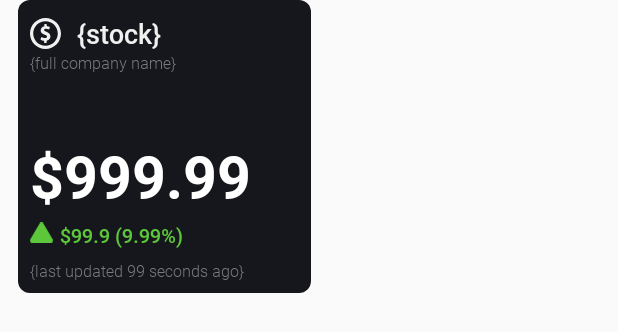
After one commit to fearlessHonn/Woke, an Android app: the layout stock_widget_square.xml on its own in the app's theme, with its tools: preview values and no code run, on a phone screen of 412 x 824 dp. The commit adds this screen. Shown: the top 332 px of the screen. Run offline under Robolectric (Android 15) with nearby library versions, the phone set to English and light mode, and no system bars.

Commit message:
Added first version of stock square

```diff
--- a/app/src/main/java/de/honn/alarm/Stock.kt
+++ b/app/src/main/java/de/honn/alarm/Stock.kt
@@ -11,7 +11,7 @@ import kotlinx.coroutines.async
 import kotlin.math.round
 import kotlin.math.roundToInt
 
-class Stock(private var symbol: String) {   // TODO: Check if symbol is correct/available
+class  Stock(private var symbol: String) {   // TODO: Check if symbol is correct/available
 
     private var apiClient: DefaultApi = DefaultApi()
     private lateinit var profile: CompanyProfile2
--- a/app/src/main/java/de/honn/alarm/Widget.kt
+++ b/app/src/main/java/de/honn/alarm/Widget.kt
@@ -10,10 +10,11 @@ open class Widget(
     val format: Int,
     val apiValue: String,
     val type: String,
+    private val baseLayout: Int,
     open val position: Int = -1,
     open val title: String = ""
 ) {
-    val lv: View = inflater.inflate(R.layout.weather_widget_wide, null)
+    val lv: View = inflater.inflate(baseLayout, null)
 
     fun delete() {
         GridHandler.updateMap(this.format, this.position, GridHandler.DEL)
--- /dev/null
+++ b/app/src/main/res/drawable/money_icon.xml
@@ -0,0 +1,13 @@
+<?xml version="1.0" encoding="utf-8"?>
+<vector xmlns:android="http://schemas.android.com/apk/res/android"
+    android:width="15dp"
+    android:height="15dp"
+    android:viewportWidth="15"
+    android:viewportHeight="15">
+    <path
+        android:fillColor="#F0F0F0"
+        android:pathData="M7.5 0C3.37 0 0 3.37 0 7.5S3.37 15 7.5 15S15 11.63 15 7.5S11.63 0 7.5 0zm0 13.45c-3.28 0-5.95-2.67-5.95-5.95c0-3.28 2.67-5.95 5.95-5.95c3.28 0 5.95 2.67 5.95 5.95c0 3.28-2.67 5.95-5.95 5.95z"/>
+    <path
+        android:fillColor="#F0F0F0"
+        android:pathData="M8.78 7.08c-0.36-0.2-0.75-0.35-1.13-0.51c-0.22-0.09-0.43-0.2-0.61-0.35c-0.37-0.3-0.3-0.77 0.13-0.95c0.12-0.06 0.25-0.08 0.38-0.08c0.5-0.03 0.97 0.06 1.42 0.28c0.22 0.1 0.3 0.07 0.37-0.16l0.22-0.74c0.05-0.17 0-0.28-0.17-0.35C9.11 4.09 8.81 4 8.5 3.95C8.1 3.9 8.1 3.9 8.1 3.48c0-0.58 0-0.58-0.58-0.58H7.26C6.99 2.91 6.94 2.96 6.93 3.23v0.36c0 0.36 0 0.36-0.35 0.48c-0.83 0.3-1.35 0.88-1.4 1.8C5.11 6.66 5.53 7.2 6.2 7.6c0.4 0.25 0.86 0.4 1.3 0.58c0.16 0.08 0.32 0.17 0.46 0.28C8.4 8.82 8.32 9.4 7.82 9.61C7.55 9.72 7.27 9.75 6.99 9.7C6.55 9.67 6.12 9.56 5.72 9.35C5.5 9.22 5.42 9.24 5.34 9.5l-0.19 0.66c-0.08 0.3-0.05 0.37 0.24 0.5c0.36 0.18 0.74 0.27 1.14 0.34c0.3 0.05 0.32 0.06 0.32 0.38v0.43c0 0.18 0.1 0.29 0.28 0.3h0.64c0.18-0.01 0.27-0.1 0.27-0.28v-0.6c0-0.2 0.08-0.3 0.28-0.36c0.44-0.12 0.82-0.36 1.12-0.71c0.8-1 0.5-2.44-0.66-3.08z"/>
+</vector>
--- /dev/null
+++ b/app/src/main/res/drawable/triangle_up.xml
@@ -0,0 +1,10 @@
+<?xml version="1.0" encoding="utf-8"?>
+<vector xmlns:android="http://schemas.android.com/apk/res/android"
+    android:width="16dp"
+    android:height="14dp"
+    android:viewportWidth="16"
+    android:viewportHeight="14">
+    <path
+        android:fillColor="#5CC73B"
+        android:pathData="M6.7 0.74L0.2 11.68C0.08 11.91 0 12.18 0 12.45s0.07 0.53 0.2 0.77c0.13 0.23 0.32 0.43 0.55 0.57c0.24 0.13 0.5 0.2 0.76 0.21H14.5c0.26 0 0.52-0.08 0.76-0.21c0.23-0.14 0.42-0.34 0.55-0.57c0.13-0.24 0.2-0.5 0.2-0.77s-0.07-0.54-0.2-0.77L9.3 0.74C9.18 0.52 8.99 0.33 8.76 0.2C8.52 0.07 8.26 0 8 0S7.48 0.07 7.25 0.2C7.02 0.33 6.83 0.52 6.69 0.74z"/>
+</vector>
--- /dev/null
+++ b/app/src/main/res/layout/stock_widget_square.xml
@@ -0,0 +1,109 @@
+<?xml version="1.0" encoding="utf-8"?>
+<androidx.constraintlayout.widget.ConstraintLayout xmlns:android="http://schemas.android.com/apk/res/android"
+    xmlns:app="http://schemas.android.com/apk/res-auto"
+    android:layout_width="match_parent"
+    android:layout_height="match_parent">
+
+    <View
+        android:id="@+id/stockBackground"
+        android:layout_width="@dimen/_150sdp"
+        android:layout_height="@dimen/_150sdp"
+        android:layout_marginStart="@dimen/_9sdp"
+        android:background="@drawable/weather_widget_wide"
+        app:layout_constraintDimensionRatio="1:1"
+        app:layout_constraintStart_toStartOf="parent"
+        app:layout_constraintTop_toTopOf="parent" />
+
+
+    <ImageView
+        android:id="@+id/moneyIcon"
+        android:layout_width="@dimen/_16sdp"
+        android:layout_height="@dimen/_16sdp"
+        android:layout_marginStart="@dimen/_6sdp"
+        android:layout_marginTop="@dimen/_9sdp"
+        android:src="@drawable/money_icon"
+        app:layout_constraintStart_toStartOf="@id/stockBackground"
+        app:layout_constraintTop_toTopOf="@id/stockBackground"
+        app:tint="#F0F0F0" />
+
+    <TextView
+        android:id="@+id/stockText"
+        android:layout_width="wrap_content"
+        android:layout_height="wrap_content"
+        android:layout_marginStart="@dimen/_8sdp"
+        android:fontFamily="@font/roboto_medium"
+        android:text="{stock}"
+        android:textColor="#F0F0F0"
+        android:textSize="@dimen/_14ssp"
+        app:layout_constraintBottom_toBottomOf="@+id/moneyIcon"
+        app:layout_constraintStart_toEndOf="@+id/moneyIcon"
+        app:layout_constraintTop_toTopOf="@+id/moneyIcon" />
+
+    <TextView
+        android:id="@+id/fullCompanyName"
+        android:layout_width="wrap_content"
+        android:layout_height="wrap_content"
+        android:fontFamily="@font/roboto_light"
+        android:text="{full company name}"
+        android:textColor="#797B7D"
+        android:textSize="@dimen/_8ssp"
+        app:layout_constraintStart_toStartOf="@+id/moneyIcon"
+        app:layout_constraintTop_toBottomOf="@+id/stockText" />
+
+    <TextView
+        android:id="@+id/currentPrice"
+        android:layout_width="wrap_content"
+        android:layout_height="wrap_content"
+        android:layout_marginTop="56dp"
+        android:fontFamily="@font/roboto_bold"
+        android:text="$999.99"
+        android:textColor="#FFFFFF"
+        android:textSize="@dimen/_30ssp"
+        app:layout_constraintStart_toStartOf="@+id/moneyIcon"
+        app:layout_constraintTop_toBottomOf="@+id/stockText" />
+
+    <ImageView
+        android:id="@+id/graph"
+        android:layout_width="@dimen/_130sdp"
+        android:layout_height="@dimen/_30sdp"
+        app:layout_constraintBottom_toTopOf="@+id/currentPrice"
+        app:layout_constraintStart_toStartOf="@+id/fullCompanyName"
+        app:layout_constraintTop_toBottomOf="@+id/fullCompanyName" />
+
+    <ImageView
+        android:id="@+id/stockIndicator"
+        android:layout_width="@dimen/_12sdp"
+        android:layout_height="@dimen/_12sdp"
+        android:layout_marginTop="4dp"
+        android:src="@drawable/triangle_up"
+        app:layout_constraintStart_toStartOf="@+id/currentPrice"
+        app:layout_constraintTop_toBottomOf="@+id/currentPrice" />
+
+    <TextView
+        android:id="@+id/stockChange"
+        android:layout_width="wrap_content"
+        android:layout_height="wrap_content"
+        android:layout_marginStart="20dp"
+        android:fontFamily="@font/roboto_medium"
+        android:text="$99.9 (9.99%)"
+        android:textColor="#5CC73B"
+        android:textSize="@dimen/_10ssp"
+        app:layout_constraintBottom_toBottomOf="@+id/stockIndicator"
+        app:layout_constraintStart_toStartOf="@+id/moneyIcon"
+        app:layout_constraintTop_toTopOf="@+id/stockIndicator"
+        app:layout_constraintVertical_bias="0.0" />
+
+    <TextView
+        android:id="@+id/lastUpdated"
+        android:layout_width="wrap_content"
+        android:layout_height="wrap_content"
+        android:layout_marginTop="124dp"
+        android:fontFamily="@font/roboto_light"
+        android:text="{last updated 99 seconds ago}"
+        android:textColor="#797B7D"
+        android:textSize="@dimen/_8ssp"
+        app:layout_constraintStart_toStartOf="@+id/stockIndicator"
+        app:layout_constraintTop_toBottomOf="@+id/fullCompanyName" />
+
+
+</androidx.constraintlayout.widget.ConstraintLayout>
```
Also changed, not shown: app/src/main/java/de/honn/alarm/GridHandler.kt (+39 -18 lines), app/src/main/java/de/honn/alarm/StockWidgetSquare.kt (added, +149 -0 lines), app/src/main/java/de/honn/alarm/WeatherWidget.kt (+15 -14 lines), app/src/main/java/de/honn/alarm/WidgetEditor.kt (+14 -9 lines), app/src/main/res/layout/weather_widget_wide.xml (+14 -13 lines).
